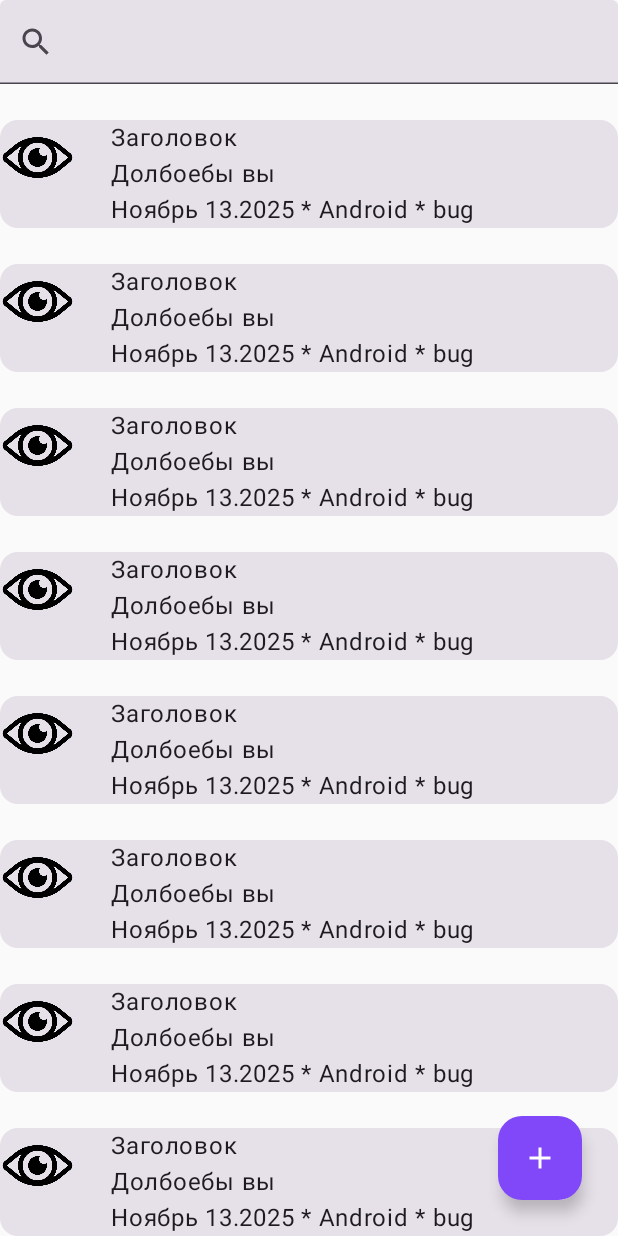
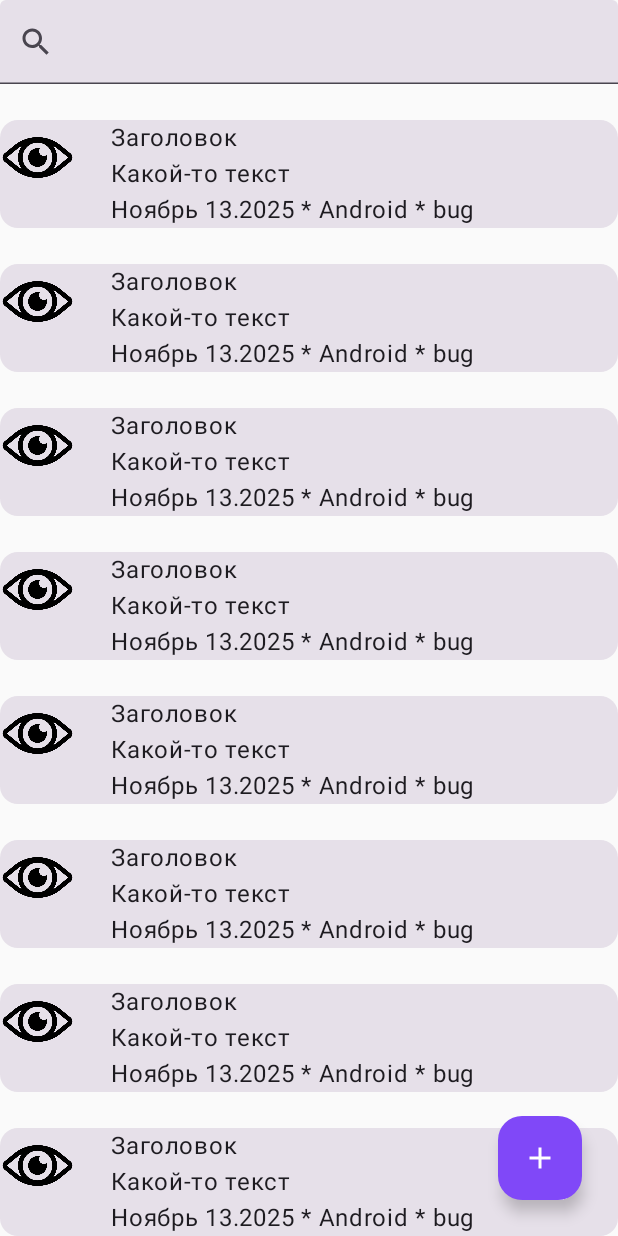
Before and after one commit to Savexiby/bugsTraker, an Android app built with Jetpack Compose: the buglist screen opened through its navigation route, on a phone screen of 412 x 824 dp. Run offline under Robolectric (Android 15) with nearby library versions, the phone set to English and light mode, and no system bars.

Commit message:
Убран не уместный текст

```diff
--- a/app/src/main/java/com/example/bugstrakerapp/ui/bugslist/BugsList.kt
+++ b/app/src/main/java/com/example/bugstrakerapp/ui/bugslist/BugsList.kt
@@ -56,7 +56,7 @@ fun BugsList()
                     items(11) {
                         ItemList(
                             title = "Заголовок",
-                            text = "Долбоебы вы",
+                            text = "Какой-то текст",
                             date = "Ноябрь 13.2025",
                             type = "Android * bug",
                         )
```
